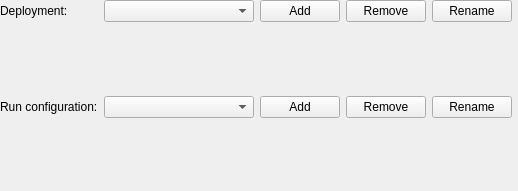
Above: src/plugins/projectexplorer/runsettingspropertiespage.ui from qt-creator/qt-creator before the change. Below: the same form after it.
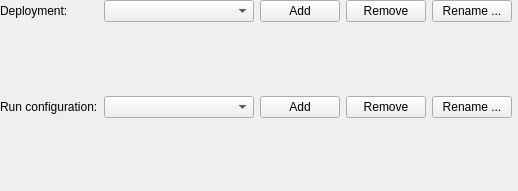
That is the form after the change.

The edit to the form file:
```diff
--- a/src/plugins/projectexplorer/runsettingspropertiespage.ui
+++ b/src/plugins/projectexplorer/runsettingspropertiespage.ui
@@ -41,7 +41,7 @@
    <item row="0" column="4">
     <widget class="QPushButton" name="renameDeployButton">
      <property name="text">
-      <string>Rename</string>
+      <string>Rename ...</string>
      </property>
     </widget>
    </item>
@@ -97,7 +97,7 @@
    <item row="2" column="4">
     <widget class="QPushButton" name="renameRunButton">
      <property name="text">
-      <string>Rename</string>
+      <string>Rename ...</string>
      </property>
     </widget>
    </item>
```
